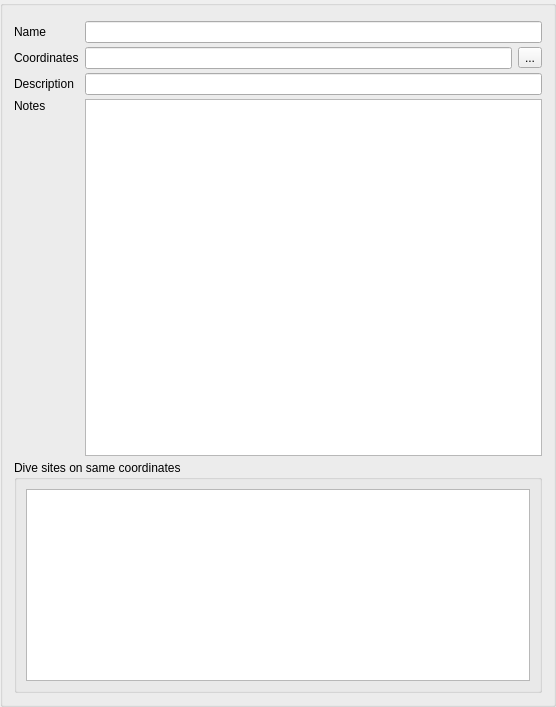
Above: qt-ui/locationInformation.ui from subsurface/subsurface before the change. Below: the same form after it.
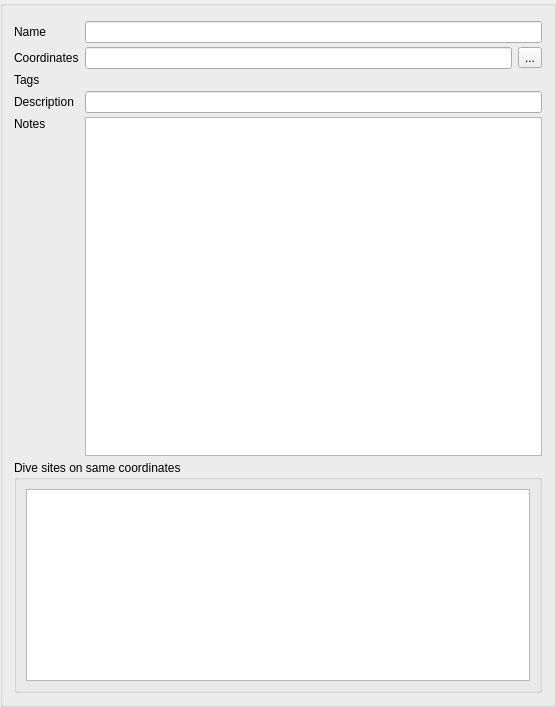
That is the form after the change. Icons and pictures are not drawn. Custom widgets are drawn as their Qt base class.

Commit message:
Add the labels for taxonomy in dive site widget
Nothing to see here - just added the widgets on the .ui files

```diff
--- a/qt-ui/locationInformation.ui
+++ b/qt-ui/locationInformation.ui
@@ -30,14 +30,14 @@
      </property>
     </widget>
    </item>
-   <item row="3" column="0">
+   <item row="4" column="0">
     <widget class="QLabel" name="label_3">
      <property name="text">
       <string>Description</string>
      </property>
     </widget>
    </item>
-   <item row="4" column="0">
+   <item row="6" column="0">
     <widget class="QLabel" name="label_4">
      <property name="text">
       <string>Notes</string>
@@ -54,14 +54,14 @@
      </property>
     </widget>
    </item>
-   <item row="3" column="1" colspan="2">
-    <widget class="QLineEdit" name="diveSiteDescription"/>
+   <item row="6" column="1" rowspan="2" colspan="2">
+    <widget class="QPlainTextEdit" name="diveSiteNotes"/>
    </item>
    <item row="1" column="1" colspan="2">
     <widget class="QLineEdit" name="diveSiteName"/>
    </item>
-   <item row="4" column="1" rowspan="2" colspan="2">
-    <widget class="QPlainTextEdit" name="diveSiteNotes"/>
+   <item row="4" column="1" colspan="2">
+    <widget class="QLineEdit" name="diveSiteDescription"/>
    </item>
    <item row="2" column="2">
     <widget class="QToolButton" name="geoCodeButton">
@@ -78,7 +78,7 @@
     </widget>
    </item>
    <item row="0" column="0" colspan="3">
-    <widget class="KMessageWidget" name="diveSiteMessage" native="true">
+    <widget class="KMessageWidget" name="diveSiteMessage">
      <property name="sizePolicy">
       <sizepolicy hsizetype="Preferred" vsizetype="Preferred">
        <horstretch>0</horstretch>
@@ -87,7 +87,7 @@
      </property>
     </widget>
    </item>
-   <item row="6" column="0" colspan="3">
+   <item row="8" column="0" colspan="3">
     <widget class="QGroupBox" name="diveSiteGroupBox">
      <property name="title">
       <string>Dive sites on same coordinates</string>
@@ -112,7 +112,7 @@
      </layout>
     </widget>
    </item>
-   <item row="5" column="0">
+   <item row="7" column="0">
     <spacer name="verticalSpacer">
      <property name="orientation">
       <enum>Qt::Vertical</enum>
@@ -125,12 +125,26 @@
      </property>
     </spacer>
    </item>
+   <item row="3" column="0">
+    <widget class="QLabel" name="label_5">
+     <property name="text">
+      <string>Tags</string>
+     </property>
+    </widget>
+   </item>
+   <item row="3" column="1" colspan="2">
+    <widget class="QLabel" name="locationTags">
+     <property name="text">
+      <string/>
+     </property>
+    </widget>
+   </item>
   </layout>
  </widget>
  <customwidgets>
   <customwidget>
    <class>KMessageWidget</class>
-   <extends>QWidget</extends>
+   <extends>QFrame</extends>
    <header>kmessagewidget.h</header>
    <container>1</container>
   </customwidget>
```
